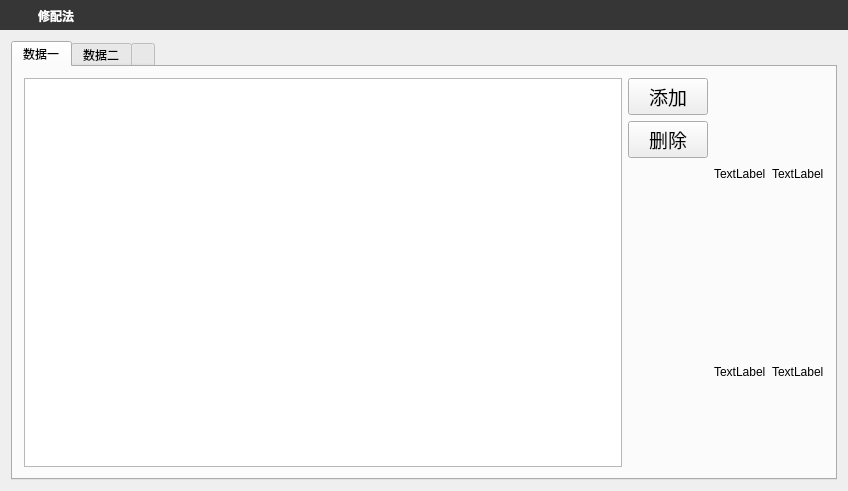
Before: the Qt Designer form fitting_method.ui in JasonLSS/MT_GUI, drawn with Qt 5.
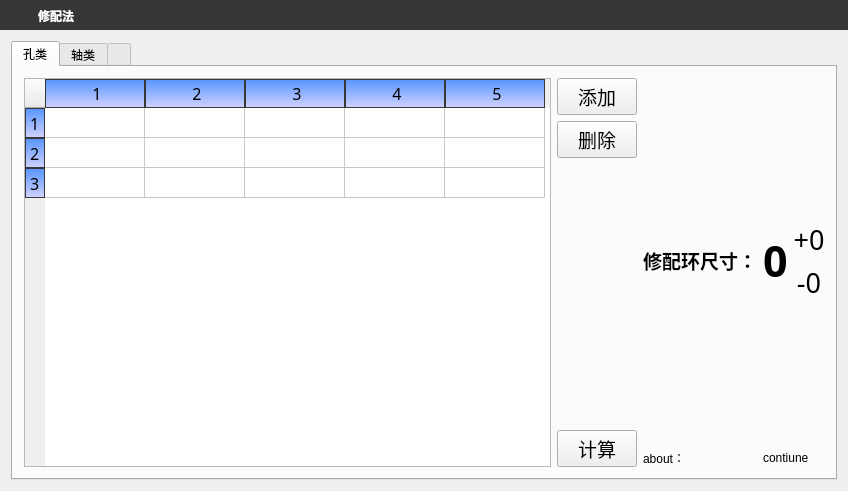
After: the same form once the commit is applied.

The edit to the form file:
```diff
--- a/fitting_method.ui
+++ b/fitting_method.ui
@@ -283,17 +283,29 @@
          </property>
          <widget class="QWidget" name="tab">
           <attribute name="title">
-           <string>数据一</string>
+           <string>孔类</string>
           </attribute>
           <layout class="QHBoxLayout" name="horizontalLayout_9">
            <item>
             <widget class="QTableWidget" name="tableWidget">
+             <property name="font">
+              <font>
+               <family>微软雅黑</family>
+               <pointsize>12</pointsize>
+               <weight>50</weight>
+               <bold>false</bold>
+              </font>
+             </property>
              <property name="styleSheet">
               <string notr="true">QTableWidget
 {
 alternate-background-color:rgb(48,51,55);
 selection-background-color:rgb(43,125,255);
 }
+QTableWidget::indicator {
+    width: 40px;
+    height: 40px;
+}
 
 QHeaderView::section
 {
@@ -304,6 +316,23 @@
 
 </string>
              </property>
+             <property name="editTriggers">
+              <set>QAbstractItemView::AnyKeyPressed|QAbstractItemView::DoubleClicked|QAbstractItemView::EditKeyPressed</set>
+             </property>
+             <property name="rowCount">
+              <number>3</number>
+             </property>
+             <property name="columnCount">
+              <number>5</number>
+             </property>
+             <row/>
+             <row/>
+             <row/>
+             <column/>
+             <column/>
+             <column/>
+             <column/>
+             <column/>
             </widget>
            </item>
            <item>
@@ -347,6 +376,19 @@
                </property>
               </spacer>
              </item>
+             <item>
+              <widget class="QPushButton" name="CalcButton">
+               <property name="font">
+                <font>
+                 <family>微软雅黑</family>
+                 <pointsize>14</pointsize>
+                </font>
+               </property>
+               <property name="text">
+                <string>计算</string>
+               </property>
+              </widget>
+             </item>
             </layout>
            </item>
            <item>
@@ -355,32 +397,143 @@
               <layout class="QGridLayout" name="gridLayout">
                <item row="0" column="0">
                 <widget class="QLabel" name="label_2">
+                 <property name="font">
+                  <font>
+                   <family>微软雅黑</family>
+                   <pointsize>14</pointsize>
+                   <weight>75</weight>
+                   <bold>true</bold>
+                  </font>
+                 </property>
                  <property name="text">
-                  <string>TextLabel</string>
+                  <string>修配环尺寸：</string>
                  </property>
                 </widget>
                </item>
                <item row="1" column="0">
                 <widget class="QLabel" name="label">
                  <property name="text">
-                  <string>TextLabel</string>
-                 </property>
-                </widget>
-               </item>
-               <item row="0" column="1">
-                <widget class="QLabel" name="label_3">
-                 <property name="text">
-                  <string>TextLabel</string>
+                  <string>about：</string>
                  </property>
                 </widget>
                </item>
                <item row="1" column="1">
                 <widget class="QLabel" name="label_4">
                  <property name="text">
-                  <string>TextLabel</string>
+                  <string>contiune</string>
                  </property>
                 </widget>
                </item>
+               <item row="0" column="1">
+                <layout class="QHBoxLayout" name="horizontalLayout_3" stretch="0,0">
+                 <item>
+                  <widget class="QLabel" name="label_3">
+                   <property name="font">
+                    <font>
+                     <family>黑体</family>
+                     <pointsize>32</pointsize>
+                     <weight>75</weight>
+                     <bold>true</bold>
+                    </font>
+                   </property>
+                   <property name="text">
+                    <string>0</string>
+                   </property>
+                  </widget>
+                 </item>
+                 <item>
+                  <layout class="QVBoxLayout" name="verticalLayout_4">
+                   <item>
+                    <spacer name="verticalSpacer_2">
+                     <property name="orientation">
+                      <enum>Qt::Vertical</enum>
+                     </property>
+                     <property name="sizeHint" stdset="0">
+                      <size>
+                       <width>20</width>
+                       <height>40</height>
+                      </size>
+                     </property>
+                    </spacer>
+                   </item>
+                   <item>
+                    <widget class="QLabel" name="label_5">
+                     <property name="minimumSize">
+                      <size>
+                       <width>30</width>
+                       <height>0</height>
+                      </size>
+                     </property>
+                     <property name="maximumSize">
+                      <size>
+                       <width>30</width>
+                       <height>16777215</height>
+                      </size>
+                     </property>
+                     <property name="font">
+                      <font>
+                       <family>黑体</family>
+                       <pointsize>20</pointsize>
+                      </font>
+                     </property>
+                     <property name="text">
+                      <string>+0</string>
+                     </property>
+                     <property name="alignment">
+                      <set>Qt::AlignCenter</set>
+                     </property>
+                    </widget>
+                   </item>
+                   <item>
+                    <widget class="QLabel" name="label_6">
+                     <property name="minimumSize">
+                      <size>
+                       <width>30</width>
+                       <height>0</height>
+                      </size>
+                     </property>
+                     <property name="maximumSize">
+                      <size>
+                       <width>30</width>
+                       <height>16777215</height>
+                      </size>
+                     </property>
+                     <property name="font">
+                      <font>
+                       <family>黑体</family>
+                       <pointsize>20</pointsize>
+                       <weight>50</weight>
+                       <bold>false</bold>
+                      </font>
+                     </property>
+                     <property name="layoutDirection">
+                      <enum>Qt::LeftToRight</enum>
+                     </property>
+                     <property name="text">
+                      <string>-0</string>
+                     </property>
+                     <property name="alignment">
+                      <set>Qt::AlignCenter</set>
+                     </property>
+                    </widget>
+                   </item>
+                   <item>
+                    <spacer name="verticalSpacer_3">
+                     <property name="orientation">
+                      <enum>Qt::Vertical</enum>
+                     </property>
+                     <property name="sizeHint" stdset="0">
+                      <size>
+                       <width>20</width>
+                       <height>40</height>
+                      </size>
+                     </property>
+                    </spacer>
+                   </item>
+                  </layout>
+                 </item>
+                </layout>
+               </item>
               </layout>
              </item>
             </layout>
@@ -389,7 +542,7 @@
          </widget>
          <widget class="QWidget" name="tab_2">
           <attribute name="title">
-           <string>数据二</string>
+           <string>轴类</string>
           </attribute>
           <layout class="QHBoxLayout" name="horizontalLayout_16"/>
          </widget>
```
